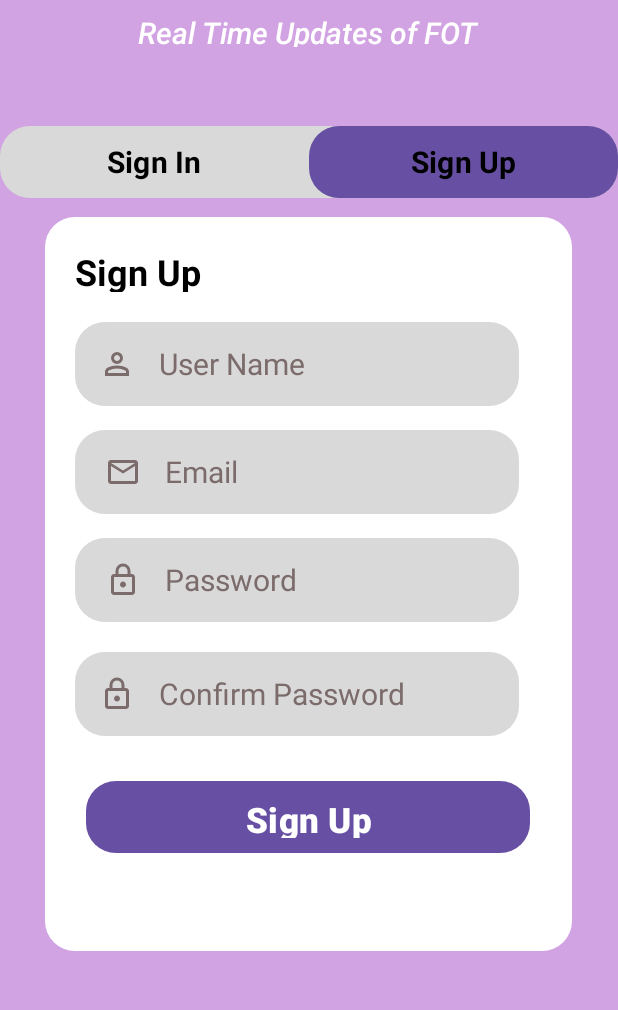
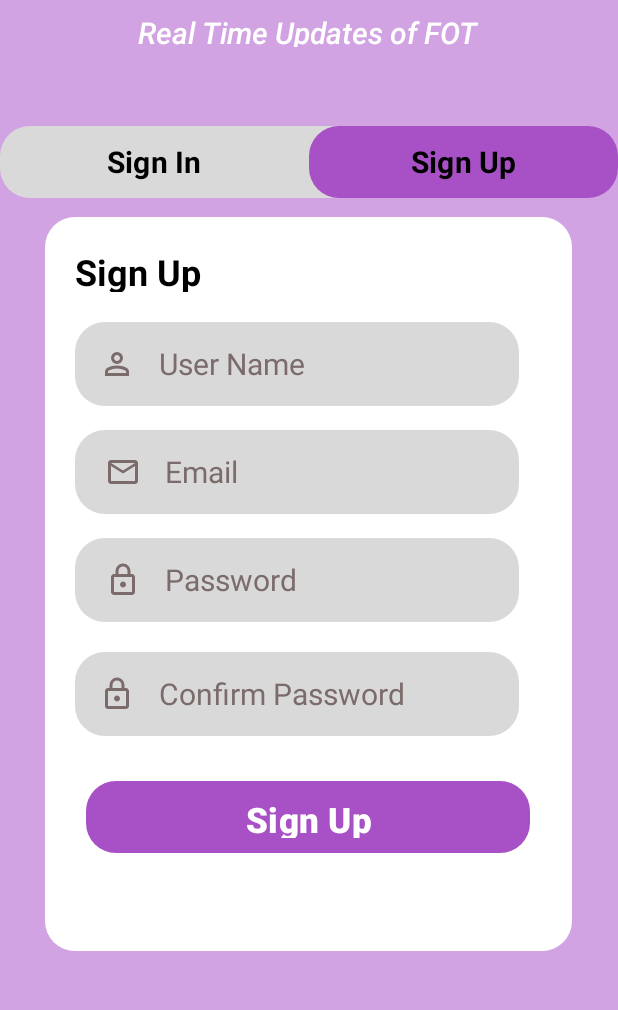
Before and after one commit to Chanuli-Sandanayake/My_voicepoint_newsapp, an Android app: the screen it shows after launch (SignUpActivity), after a tap on "Sign Up", on a phone screen of 412 x 824 dp, the part 203-1213 px from its top. Run offline under Robolectric (Android 15) with nearby library versions, the phone set to English and light mode, and no system bars.

Commit message:
development branch created

```diff
--- a/app/build.gradle.kts
+++ b/app/build.gradle.kts
@@ -45,4 +45,6 @@ dependencies {
 
     implementation("com.github.bumptech.glide:glide:4.12.0")
     annotationProcessor("com.github.bumptech.glide:compiler:4.12.0")
+
+    implementation ("androidx.appcompat:appcompat:1.6.1")
 }
--- a/app/src/main/java/com/example/voicepoint/MainActivity.java
+++ b/app/src/main/java/com/example/voicepoint/MainActivity.java
@@ -4,6 +4,8 @@ import android.content.Intent;
 import android.os.Bundle;
 import android.os.Handler;
 import androidx.appcompat.app.AppCompatActivity;
+
+import androidx.appcompat.app.AppCompatDelegate;
 
 
 public class MainActivity extends AppCompatActivity {
@@ -12,6 +14,7 @@ public class MainActivity extends AppCompatActivity {
 
     @Override
     protected void onCreate(Bundle savedInstanceState) {
+        AppCompatDelegate.setDefaultNightMode(AppCompatDelegate.MODE_NIGHT_NO);
         super.onCreate(savedInstanceState);
         setContentView(R.layout.activity_main);
 
--- a/app/src/main/res/values/themes.xml
+++ b/app/src/main/res/values/themes.xml
@@ -1,9 +1,25 @@
 <resources xmlns:tools="http://schemas.android.com/tools">
     <!-- Base application theme. -->
     <style name="Base.Theme.My_voicepoint_newsapp" parent="Theme.Material3.DayNight.NoActionBar">
+        <item name="android:forceDarkAllowed" tools:targetApi="29">false</item>
+
+        <item name="colorPrimary">#A850C5</item>
+        <item name="colorPrimaryContainer">#A850C5</item>
+        <item name="colorSecondary">#A850C5</item>
+        <item name="colorOnPrimary">#FFFFFF</item>
+        <item name="colorOnSecondary">#FFFFFF</item>
+
+        <!-- Button styling -->
+        <item name="android:buttonStyle">@style/CustomButton</item>
         <!-- Customize your light theme here. -->
         <!-- <item name="colorPrimary">@color/my_light_primary</item> -->
     </style>
 
     <style name="Theme.My_voicepoint_newsapp" parent="Base.Theme.My_voicepoint_newsapp" />
+
+    <!-- Custom Button Style -->
+    <style name="CustomButton" parent="Widget.Material3.Button">
+    <item name="android:backgroundTint">#A850C5</item>
+    <item name="android:textColor">#FFFFFF</item>
+    </style>
 </resources>
```
